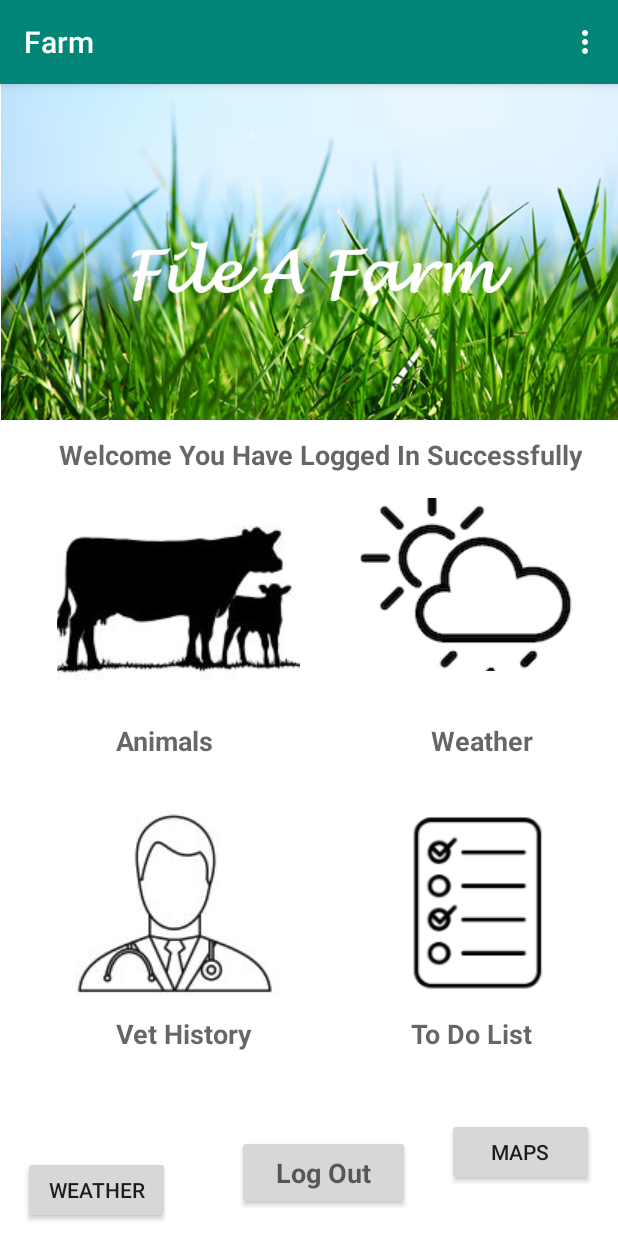
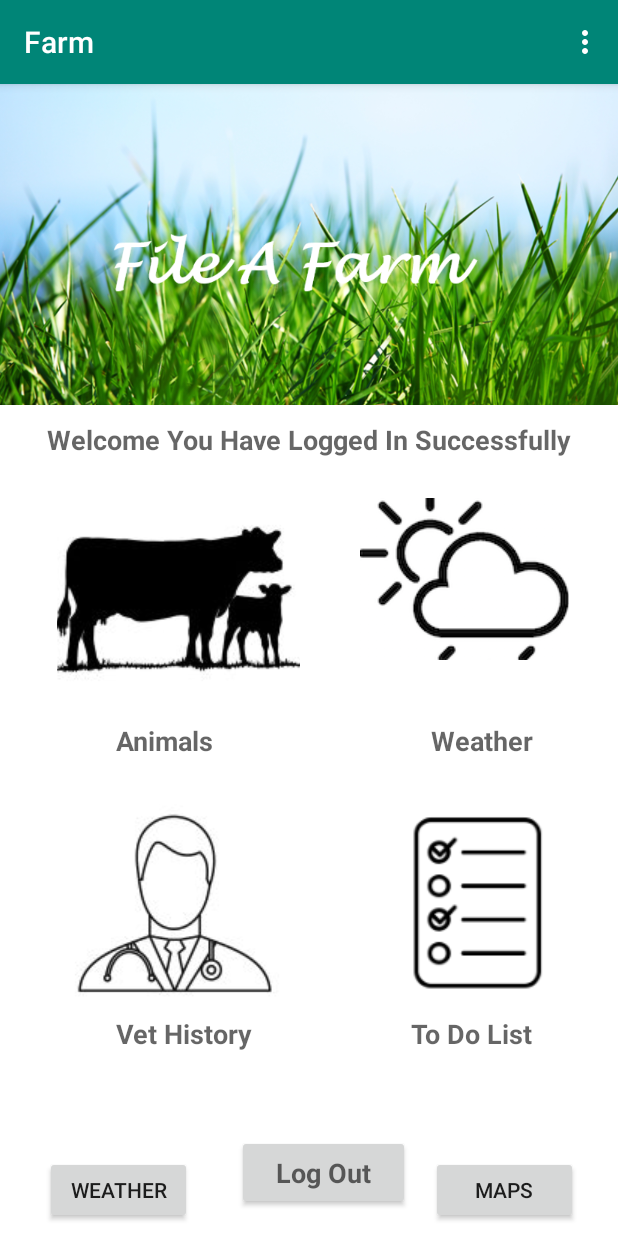
Before and after one commit to niamhmc99/Farm, an Android app: the screen it shows after launch once a user with an empty profile is signed in (MainActivity), on a phone screen of 412 x 824 dp. Run offline under Robolectric (Android 15) with nearby library versions, the phone set to English and light mode, and no system bars; our stand-ins replace Firebase (no records; nobody signed in at launch, a user with empty details on screens opened directly).

Commit message:
29/01/20

```diff
--- a/app/src/main/res/layout/activity_main.xml
+++ b/app/src/main/res/layout/activity_main.xml
@@ -17,10 +17,9 @@
         android:textStyle="bold"
         app:layout_constraintBottom_toBottomOf="parent"
         app:layout_constraintEnd_toEndOf="parent"
-        app:layout_constraintHorizontal_bias="0.633"
         app:layout_constraintStart_toStartOf="parent"
         app:layout_constraintTop_toTopOf="parent"
-        app:layout_constraintVertical_bias="0.316" />
+        app:layout_constraintVertical_bias="0.302" />
 
     <Button
         android:id="@+id/buttonLogout"
@@ -154,18 +153,18 @@
         android:text="Weather"
         app:layout_constraintBottom_toBottomOf="parent"
         app:layout_constraintEnd_toEndOf="parent"
-        app:layout_constraintHorizontal_bias="0.049"
+        app:layout_constraintHorizontal_bias="0.095"
         app:layout_constraintStart_toStartOf="parent"
         app:layout_constraintTop_toTopOf="parent"
         app:layout_constraintVertical_bias="0.989" />
 
     <ImageView
         android:id="@+id/imageView2"
-        android:layout_width="442dp"
-        android:layout_height="224dp"
+        android:layout_width="577dp"
+        android:layout_height="214dp"
         app:layout_constraintBottom_toBottomOf="parent"
         app:layout_constraintEnd_toEndOf="parent"
-        app:layout_constraintHorizontal_bias="0.0"
+        app:layout_constraintHorizontal_bias="0.521"
         app:layout_constraintStart_toStartOf="parent"
         app:layout_constraintTop_toTopOf="parent"
         app:layout_constraintVertical_bias="0.0"
@@ -179,15 +178,15 @@
         android:text="Maps"
         app:layout_constraintBottom_toBottomOf="parent"
         app:layout_constraintEnd_toEndOf="parent"
-        app:layout_constraintHorizontal_bias="0.948"
+        app:layout_constraintHorizontal_bias="0.916"
         app:layout_constraintStart_toStartOf="parent"
         app:layout_constraintTop_toTopOf="parent"
-        app:layout_constraintVertical_bias="0.954" />
+        app:layout_constraintVertical_bias="0.989" />
 
     <ImageButton
         android:id="@+id/imageButtonWeather"
-        android:layout_width="141dp"
-        android:layout_height="115dp"
+        android:layout_width="139dp"
+        android:layout_height="108dp"
         android:layout_marginStart="240dp"
         android:layout_marginLeft="240dp"
         android:layout_marginTop="276dp"
@@ -198,7 +197,7 @@
         app:layout_constraintStart_toStartOf="parent"
         app:layout_constraintTop_toTopOf="parent"
         app:layout_constraintVertical_bias="0.0"
-        app:srcCompat="@drawable/weather_icon" />
+        app:srcCompat="@drawable/weather" />
 
 
 </androidx.constraintlayout.widget.ConstraintLayout>
--- a/app/src/main/res/layout/activity_weather2.xml
+++ b/app/src/main/res/layout/activity_weather2.xml
@@ -24,7 +24,8 @@
                 android:layout_height="wrap_content"
                 android:text="Dublin"
                 android:textStyle="bold"
-                android:textSize="33dp" />
+                android:textColorHighlight="@color/colorBlack"
+                android:textSize="36dp" />
 
             <TextView
                 android:id="@+id/updated_at"
```
Also changed, not shown: app/src/main/java/com/example/farm/MapsActivity.java (+4 -4 lines), app/src/main/res/layout/activity_maps.xml (+11 -10 lines), app/src/main/res/layout/activity_vet.xml (+6 -6 lines), app/src/main/res/drawable/todolist.jpg (deleted), app/src/main/res/drawable/weather.png (renamed from app/src/main/res/drawable/weather_icon.png).
